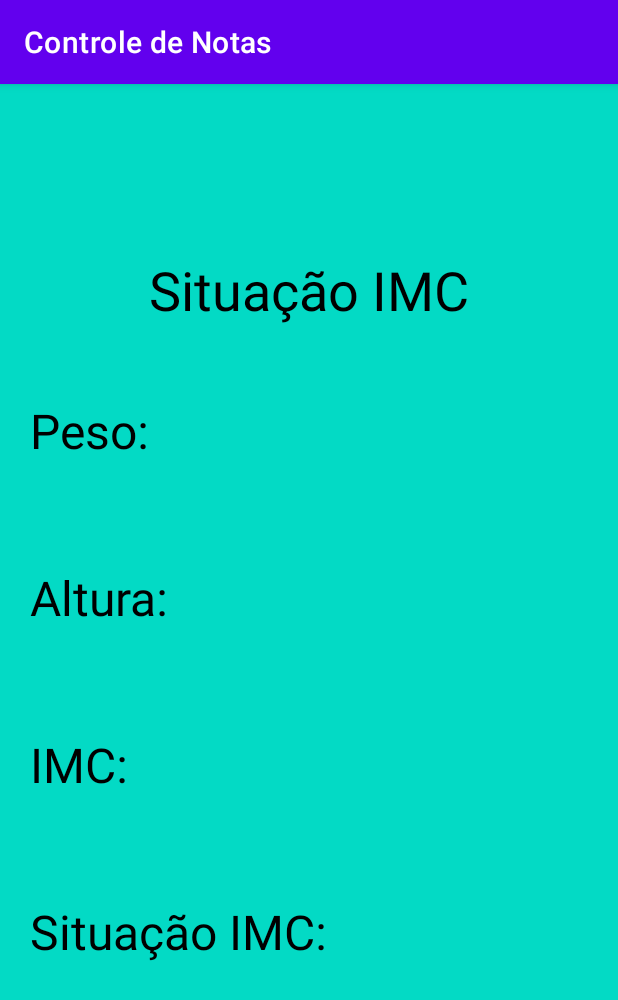
After one commit to JoaoGabriel0908/calculoMedia-kotlin, an Android app: the activityRelatorio screen opened directly, with no data from a screen before it, on a phone screen of 412 x 824 dp. The commit adds this screen. Shown: the top 1000 px of the screen. Run offline under Robolectric (Android 15) with nearby library versions, the phone set to English and light mode, and no system bars.

Commit message:
Adicionado IMC Android

```diff
--- a/app/src/main/AndroidManifest.xml
+++ b/app/src/main/AndroidManifest.xml
@@ -10,6 +10,9 @@
         android:supportsRtl="true"
         android:theme="@style/Theme.ControleDeNotas">
         <activity
+            android:name=".activityRelatorio"
+            android:exported="false" />
+        <activity
             android:name=".MainActivity"
             android:exported="true">
             <intent-filter>
--- a/app/src/main/java/com/example/controledenotas/MainActivity.kt
+++ b/app/src/main/java/com/example/controledenotas/MainActivity.kt
@@ -1,5 +1,6 @@
 package com.example.controledenotas
 
+import android.content.Intent
 import android.graphics.Color
 import androidx.appcompat.app.AppCompatActivity
 import android.os.Bundle
@@ -23,7 +24,7 @@ class MainActivity : AppCompatActivity() {
             pesoEditText = findViewById<EditText>(R.id.peso)
             alturaEditText = findViewById<EditText>(R.id.altura)
 
-            val resultado = findViewById<TextView>(R.id.resultado)
+            val situacao = findViewById<TextView>(R.id.resultado)
             val mensagem = findViewById<TextView>(R.id.message)
 
             if (validarCampos()){
@@ -32,7 +33,17 @@ class MainActivity : AppCompatActivity() {
 
                 val imc = calcularImc(peso, altura)
 
-                resultado.text = situacaoImc(imc)
+                val intent = Intent(this, activityRelatorio::class.java)
+
+                intent.putExtra("peso", "${peso}")
+                intent.putExtra("altura", "${altura}")
+                intent.putExtra("situacao", situacaoImc(imc))
+
+
+                startActivity(intent)
+
+
+/*                resultado.text = situacaoImc(imc)*/
             }
 
             }
@@ -53,5 +64,4 @@ class MainActivity : AppCompatActivity() {
         }
         return noError
     }
-
 }
--- /dev/null
+++ b/app/src/main/java/com/example/controledenotas/activityRelatorio.kt
@@ -0,0 +1,22 @@
+package com.example.controledenotas
+
+import android.content.Intent
+import androidx.appcompat.app.AppCompatActivity
+import android.os.Bundle
+import android.widget.TextView
+
+class activityRelatorio : AppCompatActivity() {
+    override fun onCreate(savedInstanceState: Bundle?) {
+        super.onCreate(savedInstanceState)
+        setContentView(R.layout.activity_relatorio)
+
+        val pesoTextView = findViewById<TextView>(R.id.peso)
+        val alturaTextView = findViewById<TextView>(R.id.altura)
+        val situacaoTextView = findViewById<TextView>(R.id.situacao)
+
+        val intent: Intent = getIntent()
+        pesoTextView.text = intent.getStringExtra("peso")
+        alturaTextView.text = intent.getStringExtra("altura")
+        situacaoTextView.text = intent.getStringExtra("situacao")
+    }
+}
--- /dev/null
+++ b/app/src/main/res/layout/activity_relatorio.xml
@@ -0,0 +1,67 @@
+<?xml version="1.0" encoding="utf-8"?>
+<LinearLayout
+
+    xmlns:android="http://schemas.android.com/apk/res/android"
+    xmlns:app="http://schemas.android.com/apk/res-auto"
+    xmlns:tools="http://schemas.android.com/tools"
+    android:layout_width="match_parent"
+    android:layout_height="match_parent"
+    tools:context=".activityRelatorio"
+    android:gravity="center"
+    android:orientation="vertical"
+    android:background="@color/teal_200">
+
+    <TextView
+        android:layout_width="wrap_content"
+        android:layout_height="wrap_content"
+        android:text="Situação IMC"
+        android:textSize="36dp"
+        android:textColor="@color/dark"
+        android:layout_marginBottom="48dp"/>
+
+    <LinearLayout style="@style/campos">
+
+        <TextView
+            android:text="Peso:"
+            style="@style/label" />
+        <TextView
+            android:id="@+id/peso"
+            style="@style/input" />
+
+    </LinearLayout>
+
+    <LinearLayout style="@style/campos">
+
+        <TextView
+            android:text="Altura:"
+            style="@style/label" />
+        <TextView
+            android:id="@+id/altura"
+            style="@style/input" />
+
+    </LinearLayout>
+
+    <LinearLayout style="@style/campos">
+
+        <TextView
+            android:text="IMC:"
+            style="@style/label" />
+        <TextView
+            android:id="@+id/situacao"
+            style="@style/input" />
+
+    </LinearLayout>
+
+    <LinearLayout style="@style/campos">
+
+        <TextView
+            android:text="Situação IMC:"
+            style="@style/label" />
+        <TextView
+
+            style="@style/input" />
+
+    </LinearLayout>
+
+
+</LinearLayout>
--- /dev/null
+++ b/app/src/main/res/values/styles.xml
@@ -0,0 +1,29 @@
+<?xml version="1.0" encoding="utf-8"?>
+<resources>
+
+    <style name="campos">
+        <item name="android:layout_width">match_parent</item>
+        <item name="android:layout_height">wrap_content</item>
+        <item name="android:orientation">vertical</item>
+        <item name="android:layout_marginBottom">10dp</item>
+        <item name="android:paddingHorizontal">20dp</item>
+    </style>
+
+    <style name="label">
+        <item name="android:layout_width">wrap_content</item>
+        <item name="android:layout_height">wrap_content</item>
+        <item name="android:textColor">@color/dark</item>
+        <item name="android:textSize">32dp</item>
+        <item name="fontStyle">normal</item>
+    </style>
+
+    <style name="input">
+        <item name="android:layout_width">match_parent</item>
+        <item name="android:layout_height">wrap_content</item>
+        <item name="android:background">@color/teal_200</item>
+        <item name="android:textSize">20dp</item>
+        <item name="android:padding">15dp</item>
+    </style>
+
+
+</resources>
```
